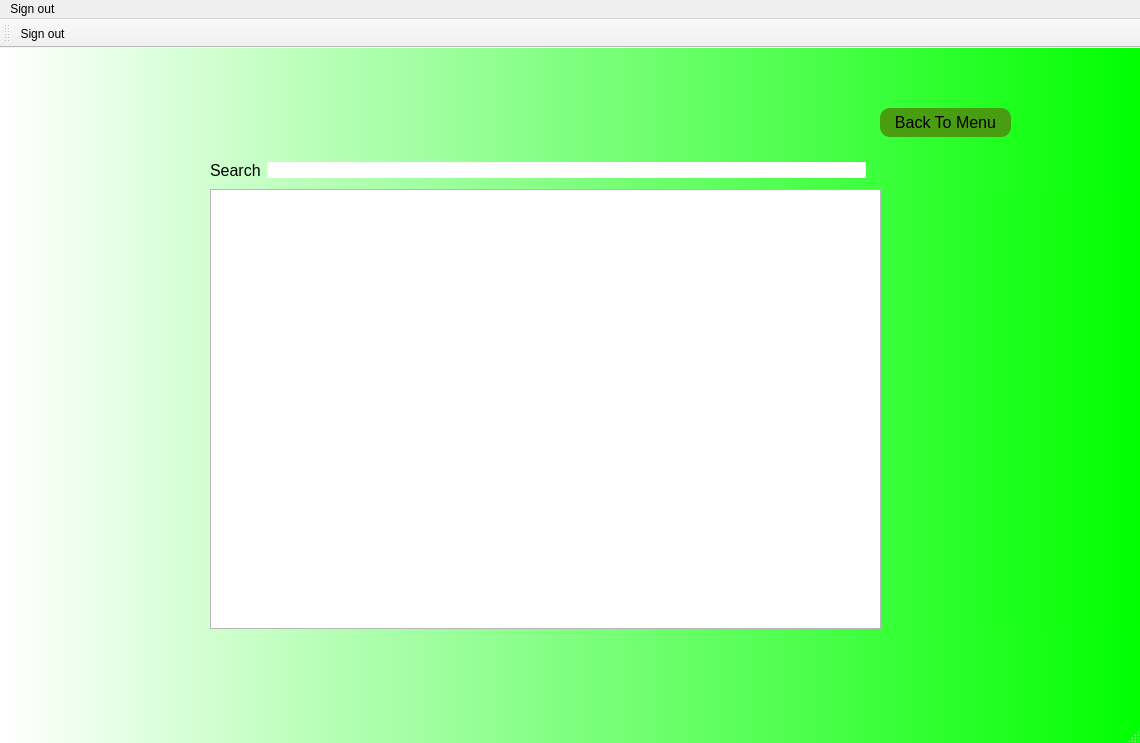
Nickolas-Skai/OOP-FINAL, file mainwindow.ui: the form before one commit.
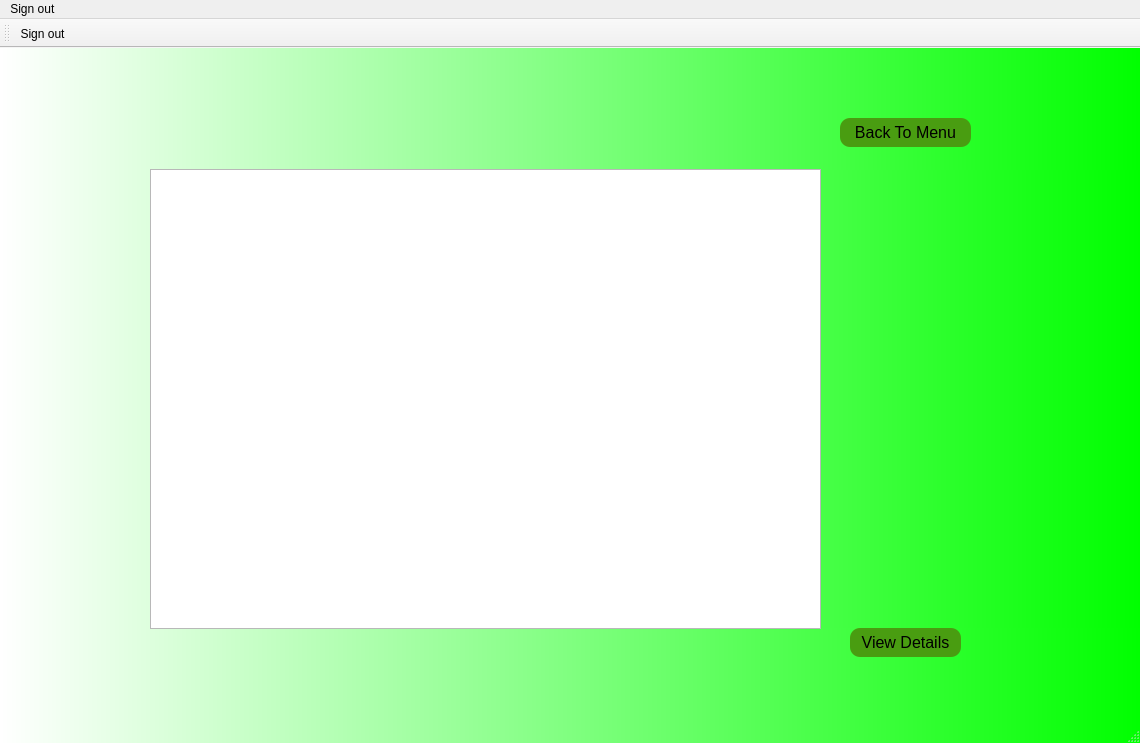
The form after the commit. The open tabs and pages were chosen to show the change. Icons and pictures are not drawn.

Commit message: h fuile update

What changed in the file:
```diff
--- a/mainwindow.ui
+++ b/mainwindow.ui
@@ -56,8 +56,8 @@
    <widget class="QStackedWidget" name="stackedWidget">
     <property name="geometry">
      <rect>
-      <x>60</x>
-      <y>20</y>
+      <x>20</x>
+      <y>30</y>
       <width>991</width>
       <height>621</height>
      </rect>
@@ -433,8 +433,8 @@
      <widget class="QWidget" name="gridLayoutWidget">
       <property name="geometry">
        <rect>
-        <x>150</x>
-        <y>90</y>
+        <x>130</x>
+        <y>80</y>
         <width>681</width>
         <height>481</height>
        </rect>
@@ -446,65 +446,16 @@
        <property name="bottomMargin">
         <number>10</number>
        </property>
-       <item row="0" column="1">
-        <layout class="QHBoxLayout" name="horizontalLayout_2">
-         <item>
-          <widget class="QLabel" name="Search_label">
-           <property name="text">
-            <string>Search</string>
-           </property>
-          </widget>
-         </item>
-         <item>
-          <widget class="QLineEdit" name="Search_input">
-           <property name="text">
-            <string/>
-           </property>
-           <property name="maxLength">
-            <number>327</number>
-           </property>
-           <property name="frame">
-            <bool>true</bool>
-           </property>
-          </widget>
-         </item>
-         <item>
-          <widget class="QLabel" name="Search_icon">
-           <property name="minimumSize">
-            <size>
-             <width>0</width>
-             <height>25</height>
-            </size>
-           </property>
-           <property name="maximumSize">
-            <size>
-             <width>20</width>
-             <height>20</height>
-            </size>
-           </property>
-           <property name="text">
-            <string/>
-           </property>
-           <property name="alignment">
-            <set>Qt::AlignLeading|Qt::AlignLeft|Qt::AlignVCenter</set>
-           </property>
-           <property name="margin">
-            <number>0</number>
-           </property>
-          </widget>
-         </item>
-        </layout>
-       </item>
-       <item row="1" column="0">
+       <item row="0" column="0">
         <layout class="QVBoxLayout" name="verticalLayout_3">
          <property name="topMargin">
           <number>11</number>
          </property>
+         <item>
+          <widget class="QTableView" name="personView"/>
+         </item>
         </layout>
        </item>
-       <item row="1" column="1">
-        <widget class="QListWidget" name="listWidget"/>
-       </item>
       </layout>
      </widget>
      <widget class="QPushButton" name="backtodashboard">
@@ -523,6 +474,19 @@
        <string>Back To Menu</string>
       </property>
      </widget>
+     <widget class="QPushButton" name="continuetodetails">
+      <property name="geometry">
+       <rect>
+        <x>830</x>
+        <y>550</y>
+        <width>111</width>
+        <height>29</height>
+       </rect>
+      </property>
+      <property name="text">
+       <string>View Details</string>
+      </property>
+     </widget>
     </widget>
     <widget class="QWidget" name="Listingdesc">
      <widget class="QWidget" name="verticalLayoutWidget_5">
```
Left out of the diff: 2 changed lines with no effect on the pictures. The commit also changes 1 other file.
